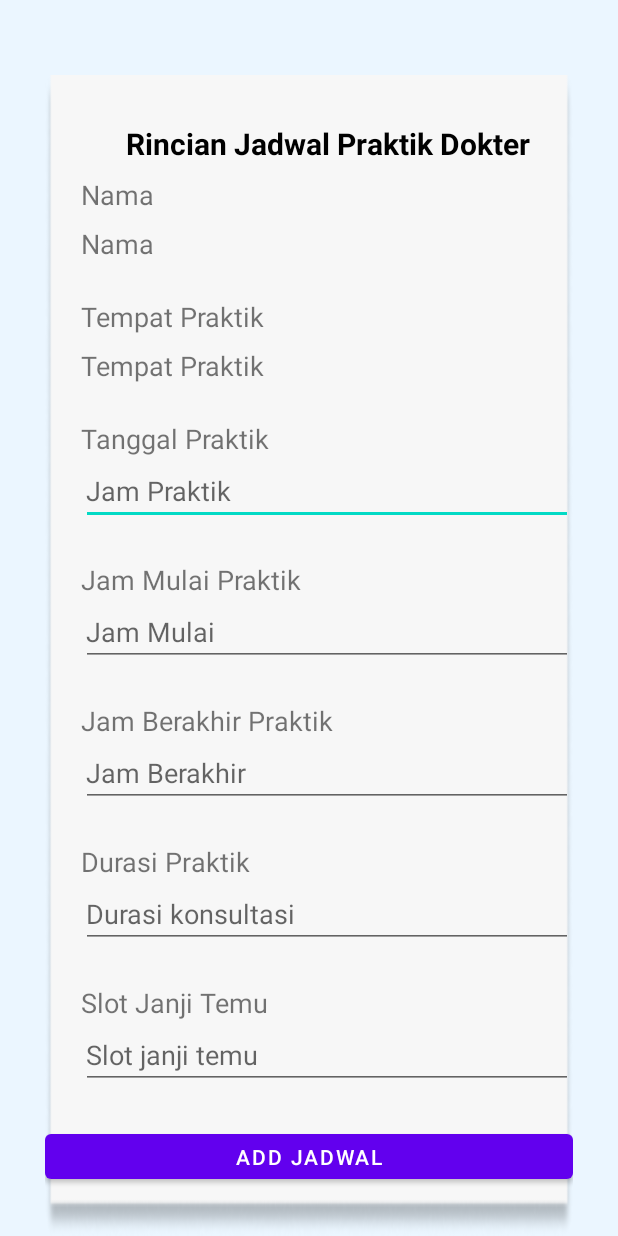
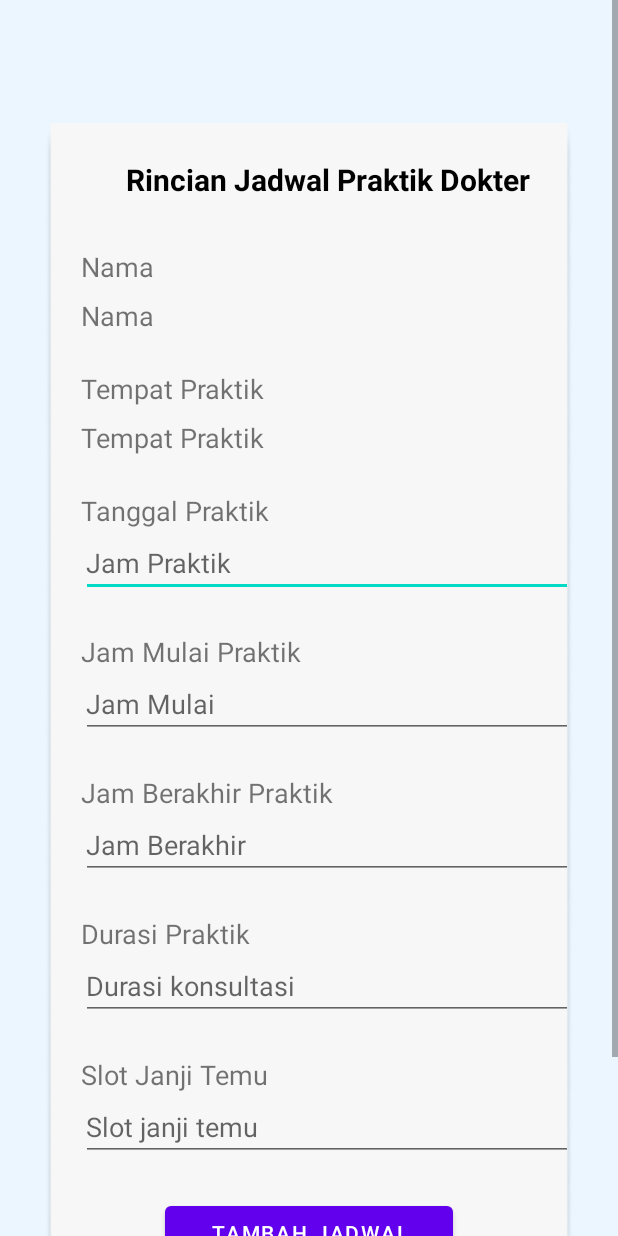
Before and after one commit to elsaintan/HiVet-, an Android app: the screen it shows after launch once a user with an empty profile is signed in (AddJadwalPraktikActivity), after a tap on an icon or button, on a phone screen of 412 x 824 dp. Run offline under Robolectric (Android 15) with nearby library versions, the phone set to English and light mode, and no system bars; our stand-ins replace Firebase (no records; nobody signed in at launch, a user with empty details on screens opened directly); Roboto replaces fonts that are not available here; 7 statements that could not run were skipped.

Commit message:
update main

```diff
--- a/app/src/main/java/com/seaid/hivetforvet/AddJadwalPraktikActivity.kt
+++ b/app/src/main/java/com/seaid/hivetforvet/AddJadwalPraktikActivity.kt
@@ -46,7 +46,10 @@ class AddJadwalPraktikActivity : AppCompatActivity() {
         janjiTemuList = arrayListOf()
         adapter = JanjitemuAdapter(janjiTemuList)
         EventChangeListener()
-        abinding.recyclerView.addItemDecoration(SpacingItemDecorator(16))
+        abinding.recyclerView.addItemDecoration(SpacingItemDecorator(120))
+
+// this might be helpful
+
 
         abinding.jampraktikTV.setOnClickListener {
             val getData : Calendar = Calendar.getInstance()
--- a/app/src/main/res/layout/activity_add_jadwal_praktik.xml
+++ b/app/src/main/res/layout/activity_add_jadwal_praktik.xml
@@ -1,5 +1,5 @@
 <?xml version="1.0" encoding="utf-8"?>
-<RelativeLayout xmlns:android="http://schemas.android.com/apk/res/android"
+<ScrollView xmlns:android="http://schemas.android.com/apk/res/android"
     xmlns:app="http://schemas.android.com/apk/res-auto"
     xmlns:tools="http://schemas.android.com/tools"
     android:layout_width="match_parent"
@@ -15,7 +15,6 @@
         android:layout_marginStart="30dp"
         android:layout_marginTop="50dp"
         android:layout_marginEnd="30dp"
-        android:background="@drawable/kotak_profil_dokter"
         android:orientation="vertical">
 
         <LinearLayout
@@ -24,16 +23,18 @@
             android:layout_below="@id/constraintlayout2"
             android:layout_marginTop="32dp"
             android:layout_marginBottom="32dp"
+            android:background="@drawable/kotak_profil_dokter"
             android:orientation="vertical">
 
             <TextView
                 android:layout_width="match_parent"
                 android:layout_height="wrap_content"
                 android:layout_marginLeft="24dp"
+                android:layout_marginTop="24dp"
                 android:text="Rincian Jadwal Praktik Dokter"
+                android:textAlignment="center"
+                android:textColor="@color/black"
                 android:textSize="20sp"
-                android:textColor="@color/black"
-                android:textAlignment="center"
                 android:textStyle="bold" />
 
             <TextView
@@ -41,7 +42,7 @@
                 android:layout_width="match_parent"
                 android:layout_height="wrap_content"
                 android:layout_marginLeft="24dp"
-                android:layout_marginTop="8dp"
+                android:layout_marginTop="32dp"
                 android:fontFamily="@font/roboto_bold"
                 android:text="Nama"
                 android:textSize="18sp" />
@@ -89,8 +90,8 @@
                 android:layout_width="match_parent"
                 android:layout_height="wrap_content"
                 android:layout_marginLeft="24dp"
-                android:paddingLeft="3dp"
-                android:hint="Jam Praktik" />
+                android:hint="Jam Praktik"
+                android:paddingLeft="3dp" />
 
             <TextView
                 android:id="@+id/timestartLabel"
@@ -107,8 +108,8 @@
                 android:layout_width="match_parent"
                 android:layout_height="wrap_content"
                 android:layout_marginLeft="24dp"
-                android:paddingLeft="3dp"
-                android:hint="Jam Mulai" />
+                android:hint="Jam Mulai"
+                android:paddingLeft="3dp" />
 
             <TextView
                 android:id="@+id/timesendLabel"
@@ -125,8 +126,8 @@
                 android:layout_width="match_parent"
                 android:layout_height="wrap_content"
                 android:layout_marginLeft="24dp"
-                android:paddingLeft="3dp"
-                android:hint="Jam Berakhir" />
+                android:hint="Jam Berakhir"
+                android:paddingLeft="3dp" />
 
             <TextView
                 android:id="@+id/durationLabel"
@@ -143,8 +144,8 @@
                 android:layout_width="match_parent"
                 android:layout_height="wrap_content"
                 android:layout_marginLeft="24dp"
-                android:paddingLeft="3dp"
-                android:hint="Durasi konsultasi" />
+                android:hint="Durasi konsultasi"
+                android:paddingLeft="3dp" />
 
             <TextView
                 android:id="@+id/textView4"
@@ -162,28 +163,36 @@
                 android:layout_width="match_parent"
                 android:layout_height="wrap_content"
                 android:layout_marginLeft="24dp"
-                android:paddingLeft="3dp"
-                android:hint="Slot janji temu" />
+                android:hint="Slot janji temu"
+                android:paddingLeft="3dp" />
 
             <Button
                 android:id="@+id/add"
                 android:layout_width="match_parent"
                 android:layout_height="wrap_content"
+                android:layout_marginLeft="80dp"
                 android:layout_marginTop="24dp"
-                android:text="Add Jadwal" />
+                android:layout_marginRight="80dp"
+                android:layout_marginBottom="35dp"
+                android:text="Tambah Jadwal" />
         </LinearLayout>
+
+        <androidx.recyclerview.widget.RecyclerView
+            android:id="@+id/recyclerView"
+            android:layout_width="match_parent"
+            android:layout_height="wrap_content"
+            android:layout_marginLeft="30dp"
+            android:layout_marginRight="30dp">
+
+        </androidx.recyclerview.widget.RecyclerView>
+
+        <RelativeLayout
+            android:id="@+id/spacingbawah"
+            android:layout_width="match_parent"
+            android:layout_height="50dp">
+
+        </RelativeLayout>
 
     </LinearLayout>
 
-    <androidx.recyclerview.widget.RecyclerView
-        android:id="@+id/recyclerView"
-        android:layout_width="match_parent"
-        android:layout_height="wrap_content"
-        android:layout_below="@id/jadwalRL"
-        android:layout_marginLeft="30dp"
-        android:layout_marginTop="15dp"
-        android:layout_marginRight="30dp"
-        android:layout_marginBottom="30dp"
-        android:orientation="vertical" />
-
-</RelativeLayout>
+</ScrollView>
```
Also changed, not shown: app/src/main/res/layout/activity_rincian_appointment.xml (+8 -42 lines), app/src/main/res/layout/janji_temu_layout.xml (+29 -26 lines).
